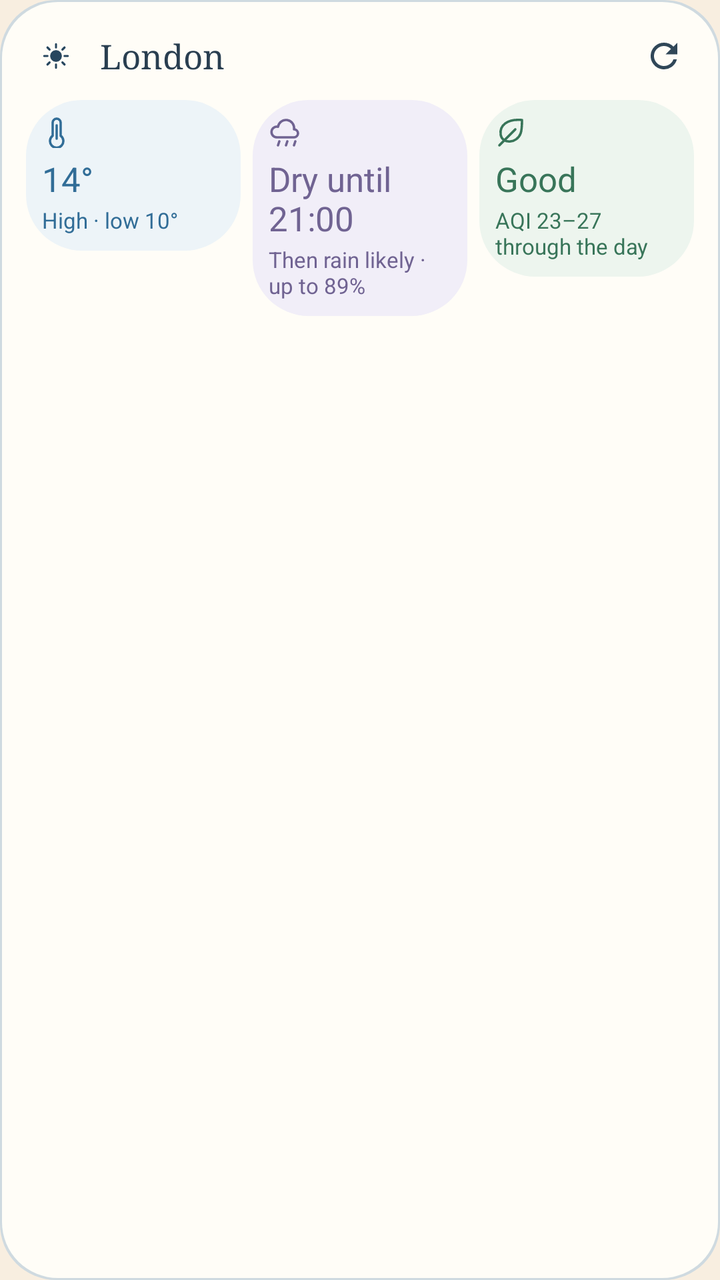
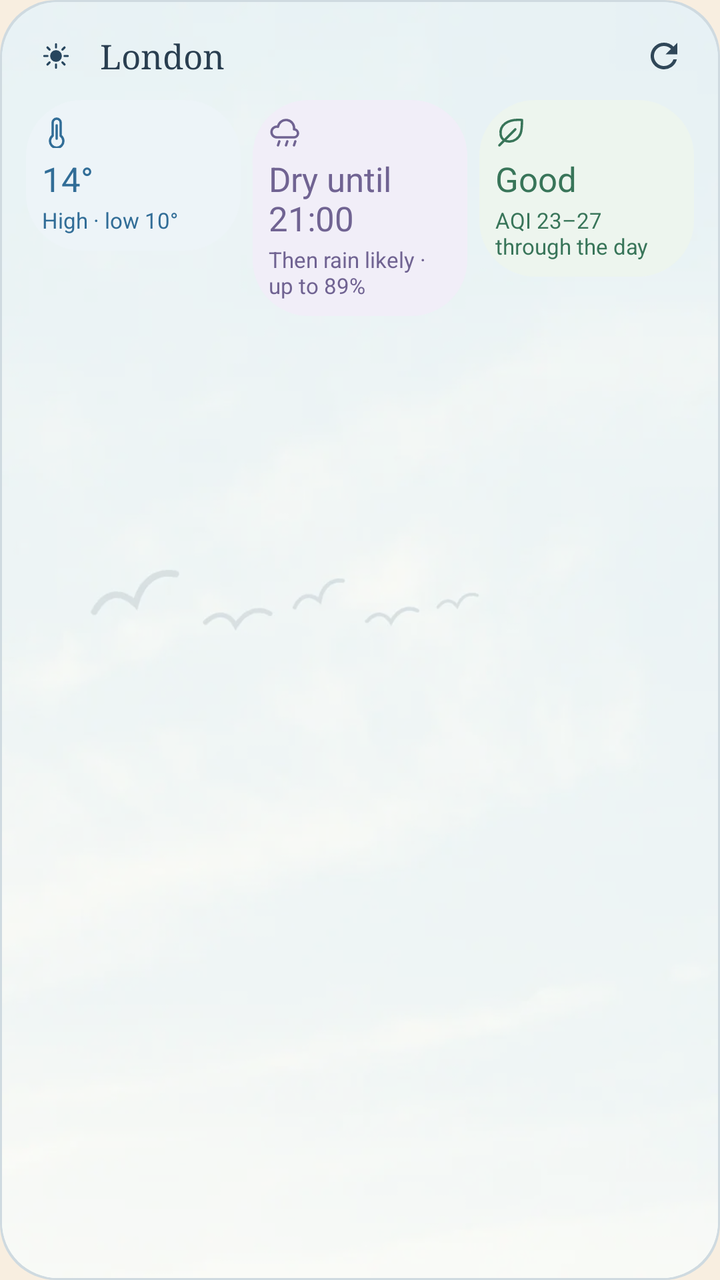

Compare the two renders of this Android layout. The source of the first and the diff that turns it into the second are given below.
<!-- AndroidManifest.xml: application theme Screen -->
<!-- res/layout/widget_preview_weather.xml -->
<?xml version="1.0" encoding="utf-8"?>
<FrameLayout xmlns:android="http://schemas.android.com/apk/res/android"
    xmlns:tools="http://schemas.android.com/tools"
    android:layout_width="match_parent"
    android:layout_height="match_parent"
    tools:ignore="HardcodedText,UseAppTint">

    <ImageView android:layout_width="match_parent" android:layout_height="match_parent" android:importantForAccessibility="no" android:scaleType="fitXY" android:src="@drawable/round_card" android:tint="@color/preview_line" />
    <ImageView android:layout_width="match_parent" android:layout_height="match_parent" android:layout_margin="1dp" android:importantForAccessibility="no" android:scaleType="fitXY" android:src="@drawable/round_card" android:tint="@color/preview_surface" />

    <LinearLayout android:layout_width="match_parent" android:layout_height="match_parent" android:orientation="vertical" android:padding="10dp">
        <LinearLayout android:layout_width="match_parent" android:layout_height="wrap_content" android:layout_marginStart="6dp" android:layout_marginBottom="4dp" android:gravity="center_vertical">
            <ImageView android:layout_width="24dp" android:layout_height="24dp" android:importantForAccessibility="no" android:src="@drawable/ic_sun" android:tint="@color/preview_accent" />
            <LinearLayout android:layout_width="0dp" android:layout_height="wrap_content" android:layout_marginStart="10dp" android:layout_weight="1" android:orientation="vertical">
                <TextView android:layout_width="wrap_content" android:layout_height="wrap_content" android:ellipsize="end" android:fontFamily="serif" android:maxLines="1" android:text="@string/preview_city" android:textColor="@color/preview_ink" android:textSize="17sp" />
            </LinearLayout>
            <ImageView android:layout_width="36dp" android:layout_height="36dp" android:importantForAccessibility="no" android:padding="8dp" android:src="@drawable/ic_refresh" android:tint="@color/preview_muted" />
        </LinearLayout>
        <LinearLayout android:layout_width="match_parent" android:layout_height="wrap_content">
            <LinearLayout android:layout_width="0dp" android:layout_height="wrap_content" android:layout_marginStart="3dp" android:layout_marginEnd="3dp" android:layout_weight="1" android:background="@drawable/round_card" android:backgroundTint="@color/preview_temperature_tile" android:orientation="vertical" android:padding="8dp">
                <ImageView android:layout_width="16dp" android:layout_height="16dp" android:importantForAccessibility="no" android:src="@drawable/ic_thermometer" android:tint="@color/preview_temperature" />
                <TextView android:layout_width="wrap_content" android:layout_height="wrap_content" android:layout_marginTop="4dp" android:maxLines="2" android:text="14°" android:textColor="@color/preview_temperature" android:textSize="17sp" />
                <TextView android:layout_width="wrap_content" android:layout_height="wrap_content" android:layout_marginTop="2dp" android:maxLines="2" android:text="@string/preview_weather_high_low" android:textColor="@color/preview_temperature" android:textSize="11sp" />
            </LinearLayout>
            <LinearLayout android:layout_width="0dp" android:layout_height="wrap_content" android:layout_marginStart="3dp" android:layout_marginEnd="3dp" android:layout_weight="1" android:background="@drawable/round_card" android:backgroundTint="@color/preview_rain_tile" android:orientation="vertical" android:padding="8dp">
                <ImageView android:layout_width="16dp" android:layout_height="16dp" android:importantForAccessibility="no" android:src="@drawable/ic_rain" android:tint="@color/preview_rain" />
                <TextView android:layout_width="wrap_content" android:layout_height="wrap_content" android:layout_marginTop="4dp" android:maxLines="2" android:text="@string/preview_weather_dry_until" android:textColor="@color/preview_rain" android:textSize="17sp" />
                <TextView android:layout_width="wrap_content" android:layout_height="wrap_content" android:layout_marginTop="2dp" android:maxLines="2" android:text="@string/preview_weather_then_rain" android:textColor="@color/preview_rain" android:textSize="11sp" />
            </LinearLayout>
            <LinearLayout android:layout_width="0dp" android:layout_height="wrap_content" android:layout_marginStart="3dp" android:layout_marginEnd="3dp" android:layout_weight="1" android:background="@drawable/round_card" android:backgroundTint="@color/preview_air_tile" android:orientation="vertical" android:padding="8dp">
                <ImageView android:layout_width="16dp" android:layout_height="16dp" android:importantForAccessibility="no" android:src="@drawable/ic_leaf" android:tint="@color/preview_air" />
                <TextView android:layout_width="wrap_content" android:layout_height="wrap_content" android:layout_marginTop="4dp" android:maxLines="2" android:text="@string/weather_aqi_good" android:textColor="@color/preview_air" android:textSize="17sp" />
                <TextView android:layout_width="wrap_content" android:layout_height="wrap_content" android:layout_marginTop="2dp" android:maxLines="2" android:text="@string/preview_weather_aqi" android:textColor="@color/preview_air" android:textSize="11sp" />
            </LinearLayout>
        </LinearLayout>
    </LinearLayout>
</FrameLayout>
<!-- resources referenced by this layout -->
<resources>
  <color name="preview_accent">#27465E</color>
  <color name="preview_air">#387559</color>
  <color name="preview_air_tile">#EDF5EE</color>
  <color name="preview_ink">#293E50</color>
  <color name="preview_line">#CFDAE0</color>
  <color name="preview_muted">#304758</color>
  <color name="preview_rain">#706392</color>
  <color name="preview_rain_tile">#F1EEF8</color>
  <color name="preview_surface">#FFFDF7</color>
  <color name="preview_temperature">#316D97</color>
  <color name="preview_temperature_tile">#EDF4F8</color>
  <!-- drawable ic_leaf (drawable) -->
  <?xml version="1.0" encoding="utf-8"?>
  <vector xmlns:android="http://schemas.android.com/apk/res/android"
      android:width="24dp" android:height="24dp" android:viewportWidth="24" android:viewportHeight="24">
      <path android:pathData="M20,3C9,2 3,7 4,14c1,7 12,7 15,-1 1,-3 1,-6 1,-10Z" android:strokeColor="#FFFFFFFF" android:strokeWidth="1.8" android:strokeLineCap="round" android:strokeLineJoin="round" />
      <path android:pathData="M3,22L15,10" android:strokeColor="#FFFFFFFF" android:strokeWidth="1.8" android:strokeLineCap="round" />
  </vector>
  <!-- drawable ic_refresh (drawable) -->
  <?xml version="1.0" encoding="utf-8"?>
  <vector xmlns:android="http://schemas.android.com/apk/res/android"
      android:width="20dp" android:height="20dp" android:viewportWidth="24" android:viewportHeight="24">
      <path android:fillColor="#FFFFFFFF" android:pathData="M17.65,6.35A7.96,7.96 0,0 0,12 4a8,8 0,1 0,7.73 10h-2.08A6,6 0,1 1,12 6c1.66,0 3.14,0.69 4.22,1.78L13,11h7V4l-2.35,2.35z" />
  </vector>
  <!-- drawable ic_thermometer (drawable) -->
  <?xml version="1.0" encoding="utf-8"?>
  <vector xmlns:android="http://schemas.android.com/apk/res/android"
      android:width="24dp" android:height="24dp" android:viewportWidth="24" android:viewportHeight="24">
      <path android:pathData="M14,14.8V5a3,3 0,0 0,-6 0v9.8a5,5 0,1 0,6 0Z" android:strokeColor="#FFFFFFFF" android:strokeWidth="1.8" android:strokeLineCap="round" android:strokeLineJoin="round" />
      <path android:pathData="M11,7v10" android:strokeColor="#FFFFFFFF" android:strokeWidth="1.8" android:strokeLineCap="round" />
  </vector>
  <!-- drawable round_card (drawable) -->
  <?xml version="1.0" encoding="utf-8"?>
  <shape xmlns:android="http://schemas.android.com/apk/res/android" android:shape="rectangle">
      <solid android:color="#FFFFFFFF" />
      <corners android:radius="@dimen/widget_radius" />
  </shape>
  <string name="preview_city">London</string>
  <string name="preview_weather_aqi">AQI 23–27 through the day</string>
  <string name="preview_weather_dry_until">Dry until 21:00</string>
  <string name="preview_weather_high_low">High · low 10°</string>
  <string name="preview_weather_then_rain">Then rain likely · up to 89%</string>
  <string name="weather_aqi_good">Good</string>
  <style name="Screen" parent="@android:style/Theme.Material.Light.NoActionBar">
          <item name="android:windowBackground">@color/background</item>
          <item name="android:colorAccent">@color/sun</item>
          <item name="android:textColorPrimary">@color/ink</item>
          <item name="android:windowLightStatusBar">true</item>
      </style>
  <color name="sun">#D88B38</color>
  <dimen name="widget_radius">16dp</dimen>
  <color name="background">#F8EEE0</color>
  <color name="ink">#2B2620</color>
  <!-- unchanged entries left out for length: 2 -->
</resources>

<!-- the commit's change to res/layout/widget_preview_weather.xml (unified diff, before → after) -->
@@ -6,7 +6,7 @@
     tools:ignore="HardcodedText,UseAppTint">
 
     <ImageView android:layout_width="match_parent" android:layout_height="match_parent" android:importantForAccessibility="no" android:scaleType="fitXY" android:src="@drawable/round_card" android:tint="@color/preview_line" />
-    <ImageView android:layout_width="match_parent" android:layout_height="match_parent" android:layout_margin="1dp" android:importantForAccessibility="no" android:scaleType="fitXY" android:src="@drawable/round_card" android:tint="@color/preview_surface" />
+    <ImageView android:layout_width="match_parent" android:layout_height="match_parent" android:layout_margin="1dp" android:background="@drawable/round_card" android:clipToOutline="true" android:importantForAccessibility="no" android:scaleType="centerCrop" android:src="@drawable/preview_scene" />
 
     <LinearLayout android:layout_width="match_parent" android:layout_height="match_parent" android:orientation="vertical" android:padding="10dp">
         <LinearLayout android:layout_width="match_parent" android:layout_height="wrap_content" android:layout_marginStart="6dp" android:layout_marginBottom="4dp" android:gravity="center_vertical">
<!-- resource entries referenced after the edit -->
@@ -8,7 +8,6 @@
   <color name="preview_muted">#304758</color>
   <color name="preview_rain">#706392</color>
   <color name="preview_rain_tile">#F1EEF8</color>
-  <color name="preview_surface">#FFFDF7</color>
   <color name="preview_temperature">#316D97</color>
   <color name="preview_temperature_tile">#EDF4F8</color>
   <!-- drawable ic_leaf (drawable) -->
@@ -31,6 +30,12 @@
       <path android:pathData="M14,14.8V5a3,3 0,0 0,-6 0v9.8a5,5 0,1 0,6 0Z" android:strokeColor="#FFFFFFFF" android:strokeWidth="1.8" android:strokeLineCap="round" android:strokeLineJoin="round" />
       <path android:pathData="M11,7v10" android:strokeColor="#FFFFFFFF" android:strokeWidth="1.8" android:strokeLineCap="round" />
   </vector>
+  <!-- drawable preview_scene (drawable) -->
+  <?xml version="1.0" encoding="utf-8"?>
+  <layer-list xmlns:android="http://schemas.android.com/apk/res/android">
+      <item android:drawable="@drawable/preview_art" />
+      <item><shape><solid android:color="@color/preview_scene_wash" /></shape></item>
+  </layer-list>
   <!-- drawable round_card (drawable) -->
   <?xml version="1.0" encoding="utf-8"?>
   <shape xmlns:android="http://schemas.android.com/apk/res/android" android:shape="rectangle">
@@ -50,6 +55,7 @@
           <item name="android:windowLightStatusBar">true</item>
       </style>
   <color name="sun">#D88B38</color>
+  <color name="preview_scene_wash">#96FFFDF7</color>
   <dimen name="widget_radius">16dp</dimen>
   <color name="background">#F8EEE0</color>
   <color name="ink">#2B2620</color>
